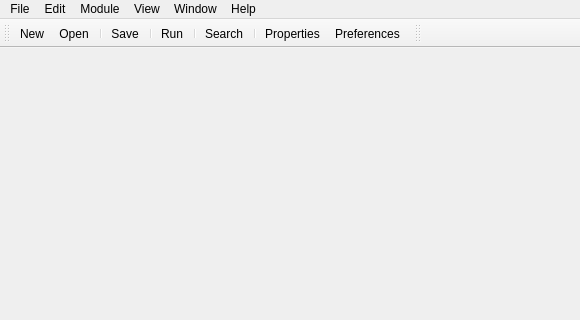
Old version of the form src/bp/Tools/IDE/ui/blitzprog-ide.ui in the repository akyoto/flua; both pictures show x 0 to 580 and y 0 to 320 of the 800 by 600 pixel window.
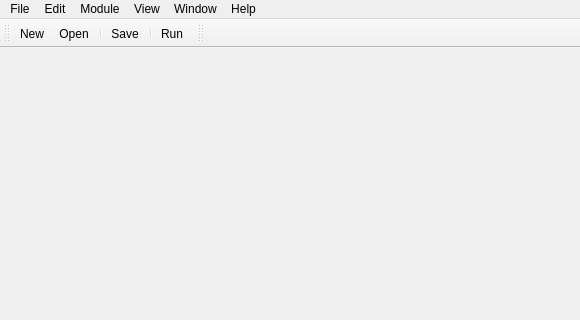
New version of the form. Icons and pictures are not drawn.

Diff of the .ui file:
```diff
--- a/src/bp/Tools/IDE/ui/blitzprog-ide.ui
+++ b/src/bp/Tools/IDE/ui/blitzprog-ide.ui
@@ -119,11 +119,6 @@
    <addaction name="actionSave"/>
    <addaction name="separator"/>
    <addaction name="actionRun"/>
-   <addaction name="separator"/>
-   <addaction name="actionSearch"/>
-   <addaction name="separator"/>
-   <addaction name="actionProperties"/>
-   <addaction name="actionPreferences"/>
   </widget>
   <widget class="QToolBar" name="syntaxSwitcherBar">
    <property name="windowTitle">
```
Left out of the diff: 3 changed lines with no effect on the pictures.
